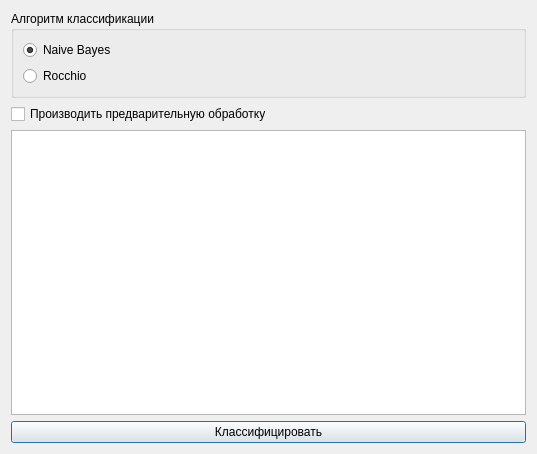
Qt form sources/DialogConfigClassification.ui (AndreyTulyakov/TextStageProcessor) before a commit.
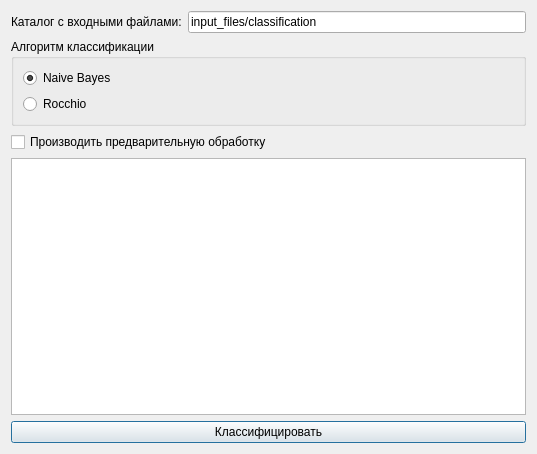
The same form after that commit.

Diff of the .ui file:
```diff
--- a/sources/DialogConfigClassification.ui
+++ b/sources/DialogConfigClassification.ui
@@ -14,6 +14,24 @@
    <string>Классификация</string>
   </property>
   <layout class="QVBoxLayout" name="verticalLayout">
+   <item>
+    <layout class="QHBoxLayout" name="horizontalLayout">
+     <item>
+      <widget class="QLabel" name="label">
+       <property name="text">
+        <string>Каталог с входными файлами:</string>
+       </property>
+      </widget>
+     </item>
+     <item>
+      <widget class="QLineEdit" name="lineEditInputDir">
+       <property name="text">
+        <string>input_files/classification</string>
+       </property>
+      </widget>
+     </item>
+    </layout>
+   </item>
    <item>
     <widget class="QGroupBox" name="groupBox">
      <property name="title">
```
